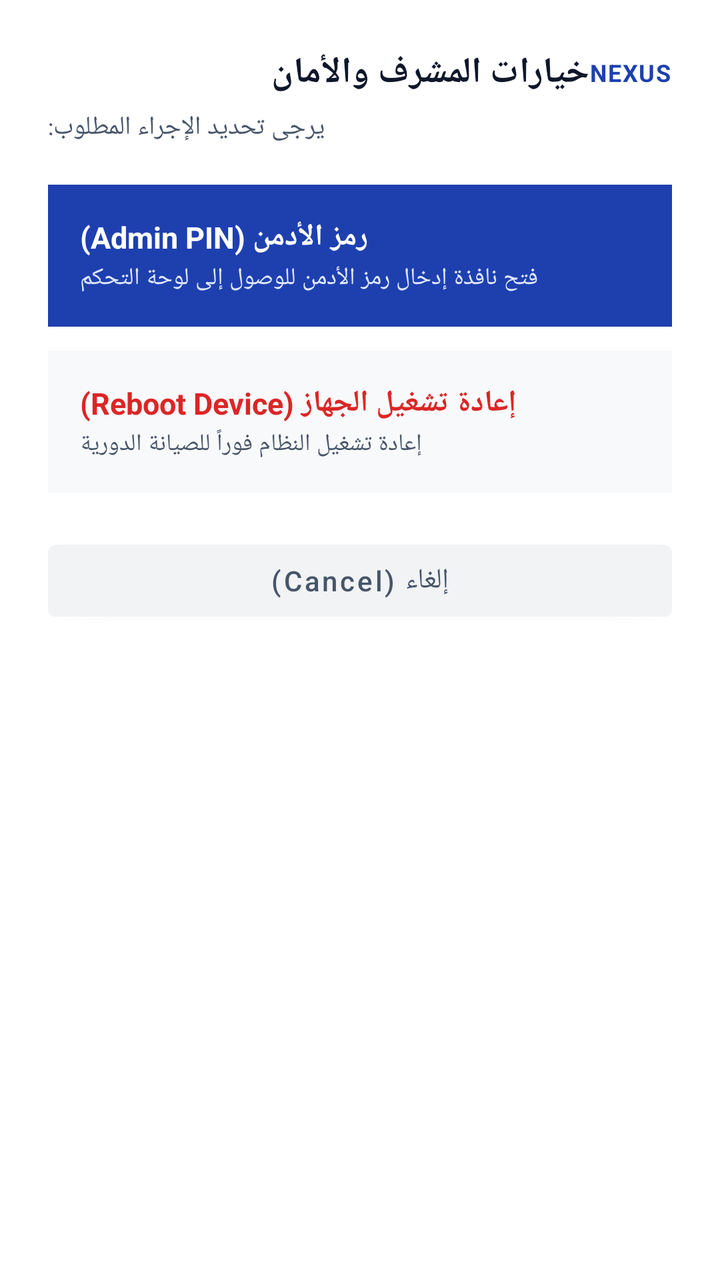
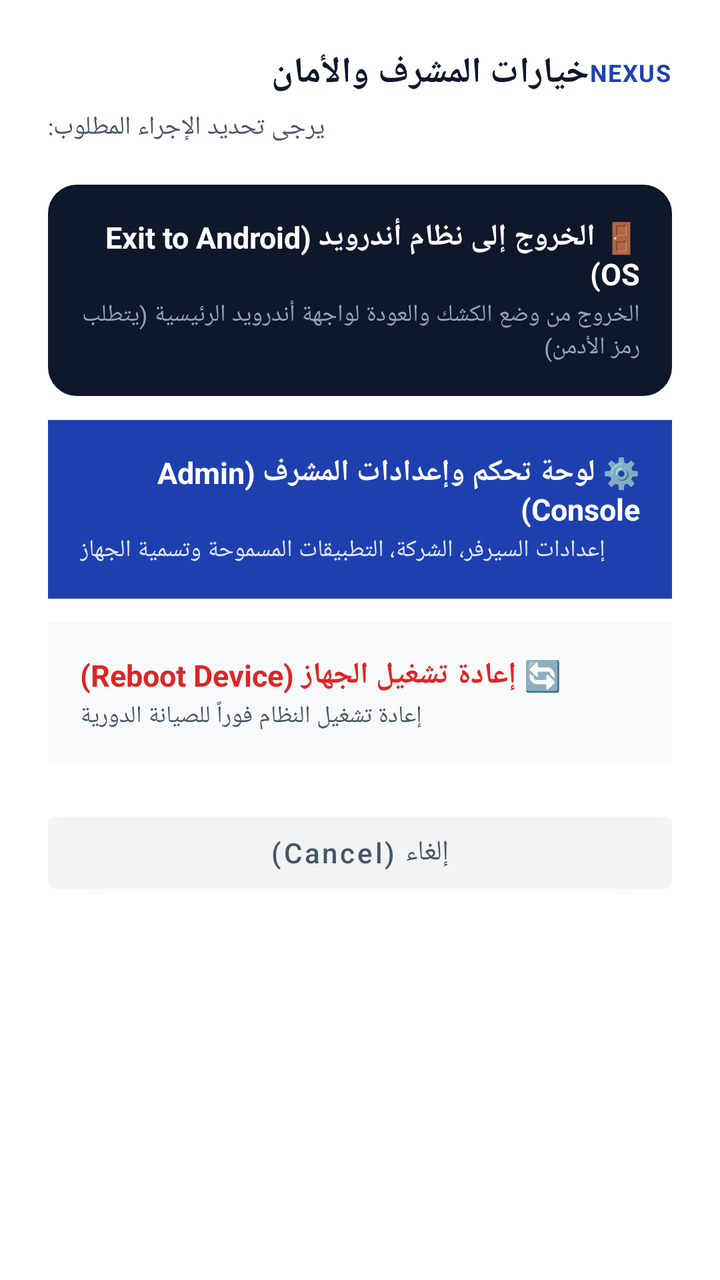

Compare the two renders of this Android layout. The source of the first and the diff that turns it into the second are given below.
<!-- AndroidManifest.xml: application theme Theme.NexusDPC -->
<!-- res/layout/dialog_kiosk_security_menu.xml -->
<?xml version="1.0" encoding="utf-8"?>
<LinearLayout xmlns:android="http://schemas.android.com/apk/res/android"
    android:layout_width="match_parent"
    android:layout_height="wrap_content"
    android:background="@color/nexus_bg_light"
    android:orientation="vertical"
    android:padding="24dp">

    
    <LinearLayout
        android:layout_width="match_parent"
        android:layout_height="wrap_content"
        android:gravity="center_vertical"
        android:orientation="horizontal"
        android:layout_marginBottom="6dp">

        <TextView
            android:layout_width="0dp"
            android:layout_height="wrap_content"
            android:layout_weight="1"
            android:text="خيارات المشرف والأمان"
            android:textColor="@color/nexus_text_primary"
            android:textSize="18sp"
            android:textStyle="bold" />

        <TextView
            android:layout_width="wrap_content"
            android:layout_height="wrap_content"
            android:text="NEXUS"
            android:textColor="@color/nexus_royal_blue"
            android:textSize="12sp"
            android:textStyle="bold"
            android:letterSpacing="0.05" />
    </LinearLayout>

    <TextView
        android:layout_width="wrap_content"
        android:layout_height="wrap_content"
        android:text="يرجى تحديد الإجراء المطلوب:"
        android:textColor="@color/nexus_text_secondary"
        android:textSize="13sp"
        android:layout_marginBottom="20dp" />

    
    <LinearLayout
        android:id="@+id/btnSecurityAdminPin"
        android:layout_width="match_parent"
        android:layout_height="wrap_content"
        android:background="@color/nexus_royal_blue"
        android:orientation="vertical"
        android:padding="16dp"
        android:clickable="true"
        android:focusable="true"
        android:layout_marginBottom="12dp">

        <TextView
            android:layout_width="wrap_content"
            android:layout_height="wrap_content"
            android:text="رمز الأدمن (Admin PIN)"
            android:textColor="#FFFFFF"
            android:textSize="15sp"
            android:textStyle="bold" />

        <TextView
            android:layout_width="wrap_content"
            android:layout_height="wrap_content"
            android:text="فتح نافذة إدخال رمز الأدمن للوصول إلى لوحة التحكم"
            android:textColor="#E0E7FF"
            android:textSize="12sp"
            android:layout_marginTop="2dp" />
    </LinearLayout>

    
    <LinearLayout
        android:id="@+id/btnSecurityReboot"
        android:layout_width="match_parent"
        android:layout_height="wrap_content"
        android:background="@color/nexus_surface_light"
        android:orientation="vertical"
        android:padding="16dp"
        android:clickable="true"
        android:focusable="true"
        android:layout_marginBottom="20dp">

        <TextView
            android:layout_width="wrap_content"
            android:layout_height="wrap_content"
            android:text="إعادة تشغيل الجهاز (Reboot Device)"
            android:textColor="@color/nexus_red"
            android:textSize="15sp"
            android:textStyle="bold" />

        <TextView
            android:layout_width="wrap_content"
            android:layout_height="wrap_content"
            android:text="إعادة تشغيل النظام فوراً للصيانة الدورية"
            android:textColor="@color/nexus_text_secondary"
            android:textSize="12sp"
            android:layout_marginTop="2dp" />
    </LinearLayout>

    
    <Button
        android:id="@+id/btnSecurityCancel"
        android:layout_width="match_parent"
        android:layout_height="wrap_content"
        android:backgroundTint="@color/nexus_surface_subtle"
        android:text="إلغاء (Cancel)"
        android:textAllCaps="false"
        android:textColor="@color/nexus_text_secondary"
        android:textSize="14sp" />

</LinearLayout>
<!-- resources referenced by this layout -->
<resources>
  <color name="nexus_bg_light">#FFFFFF</color>
  <color name="nexus_red">#DC2626</color>
  <color name="nexus_royal_blue">#1E40AF</color>
  <color name="nexus_surface_light">#F8F9FA</color>
  <color name="nexus_surface_subtle">#F1F3F5</color>
  <color name="nexus_text_primary">#0F172A</color>
  <color name="nexus_text_secondary">#475569</color>
  <style name="Theme.NexusDPC" parent="Theme.MaterialComponents.Light.NoActionBar">
          <item name="colorPrimary">@color/nexus_blue</item>
          <item name="colorPrimaryVariant">@color/nexus_accent</item>
          <item name="colorOnPrimary">#FFFFFF</item>
          <item name="colorSecondary">@color/nexus_accent</item>
          <item name="colorSecondaryVariant">#000000</item>
          <item name="colorOnSecondary">#FFFFFF</item>
  
          <item name="android:statusBarColor">@color/nexus_royal_blue</item>
          <item name="android:navigationBarColor">@color/nexus_bg_light</item>
          <item name="android:windowBackground">@drawable/splash_background</item>
          <item name="android:windowLightStatusBar">false</item>
          <item name="android:windowLightNavigationBar">true</item>
          <item name="android:windowLayoutInDisplayCutoutMode" tools:targetApi="p">shortEdges</item>
      </style>
  <color name="nexus_blue">#2563EB</color>
  <color name="nexus_accent">#0F172A</color>
  <!-- drawable splash_background (drawable) -->
  <?xml version="1.0" encoding="utf-8"?>
  <layer-list xmlns:android="http://schemas.android.com/apk/res/android">
      
      <item android:drawable="@color/nexus_bg_light" />
  
      
      <item
          android:width="140dp"
          android:height="140dp"
          android:gravity="center"
          android:drawable="@drawable/ic_nexus_splash_logo" />
  </layer-list>
  <!-- drawable ic_nexus_splash_logo (drawable) -->
  <?xml version="1.0" encoding="utf-8"?>
  <vector xmlns:android="http://schemas.android.com/apk/res/android"
      android:width="160dp"
      android:height="160dp"
      android:viewportWidth="160"
      android:viewportHeight="160">
      
      <path
          android:fillColor="#1E40AF"
          android:pathData="M30,30h100v100h-100z" />
  
      
      <group
          android:scaleX="3.2"
          android:scaleY="3.2"
          android:translateX="41.6"
          android:translateY="41.6">
          <path
              android:fillColor="#FFFFFF"
              android:pathData="M12,2L2,7l10,5 10,-5 -10,-5zM2,17l10,5 10,-5M2,12l10,5 10,-5" />
      </group>
  </vector>
</resources>

<!-- the commit's change to res/layout/dialog_kiosk_security_menu.xml (unified diff, before → after) -->
@@ -43,6 +43,36 @@
 
     
     <LinearLayout
+        android:id="@+id/btnSecurityExitToAndroid"
+        android:layout_width="match_parent"
+        android:layout_height="wrap_content"
+        android:background="@drawable/bg_card"
+        android:backgroundTint="#0F172A"
+        android:orientation="vertical"
+        android:padding="16dp"
+        android:clickable="true"
+        android:focusable="true"
+        android:layout_marginBottom="12dp">
+
+        <TextView
+            android:layout_width="wrap_content"
+            android:layout_height="wrap_content"
+            android:text="🚪 الخروج إلى نظام أندرويد (Exit to Android OS)"
+            android:textColor="#FFFFFF"
+            android:textSize="15sp"
+            android:textStyle="bold" />
+
+        <TextView
+            android:layout_width="wrap_content"
+            android:layout_height="wrap_content"
+            android:text="الخروج من وضع الكشك والعودة لواجهة أندرويد الرئيسية (يتطلب رمز الأدمن)"
+            android:textColor="#94A3B8"
+            android:textSize="12sp"
+            android:layout_marginTop="2dp" />
+    </LinearLayout>
+
+    
+    <LinearLayout
         android:id="@+id/btnSecurityAdminPin"
         android:layout_width="match_parent"
         android:layout_height="wrap_content"
@@ -56,7 +86,7 @@
         <TextView
             android:layout_width="wrap_content"
             android:layout_height="wrap_content"
-            android:text="رمز الأدمن (Admin PIN)"
+            android:text="⚙️ لوحة تحكم وإعدادات المشرف (Admin Console)"
             android:textColor="#FFFFFF"
             android:textSize="15sp"
             android:textStyle="bold" />
@@ -64,7 +94,7 @@
         <TextView
             android:layout_width="wrap_content"
             android:layout_height="wrap_content"
-            android:text="فتح نافذة إدخال رمز الأدمن للوصول إلى لوحة التحكم"
+            android:text="إعدادات السيرفر، الشركة، التطبيقات المسموحة وتسمية الجهاز"
             android:textColor="#E0E7FF"
             android:textSize="12sp"
             android:layout_marginTop="2dp" />
@@ -85,7 +115,7 @@
         <TextView
             android:layout_width="wrap_content"
             android:layout_height="wrap_content"
-            android:text="إعادة تشغيل الجهاز (Reboot Device)"
+            android:text="🔄 إعادة تشغيل الجهاز (Reboot Device)"
             android:textColor="@color/nexus_red"
             android:textSize="15sp"
             android:textStyle="bold" />
<!-- resource entries referenced after the edit -->
@@ -7,6 +7,16 @@
   <color name="nexus_surface_subtle">#F1F3F5</color>
   <color name="nexus_text_primary">#0F172A</color>
   <color name="nexus_text_secondary">#475569</color>
+  <!-- drawable bg_card (drawable) -->
+  <?xml version="1.0" encoding="utf-8"?>
+  <shape xmlns:android="http://schemas.android.com/apk/res/android"
+      android:shape="rectangle">
+      <solid android:color="@color/nexus_surface" />
+      <corners android:radius="14dp" />
+      <stroke
+          android:width="1dp"
+          android:color="@color/nexus_border" />
+  </shape>
   <style name="Theme.NexusDPC" parent="Theme.MaterialComponents.Light.NoActionBar">
           <item name="colorPrimary">@color/nexus_blue</item>
           <item name="colorPrimaryVariant">@color/nexus_accent</item>
@@ -22,6 +32,8 @@
           <item name="android:windowLightNavigationBar">true</item>
           <item name="android:windowLayoutInDisplayCutoutMode" tools:targetApi="p">shortEdges</item>
       </style>
+  <color name="nexus_surface">#F8F9FA</color>
+  <color name="nexus_border">#E9ECEF</color>
   <color name="nexus_blue">#2563EB</color>
   <color name="nexus_accent">#0F172A</color>
   <!-- drawable splash_background (drawable) -->
